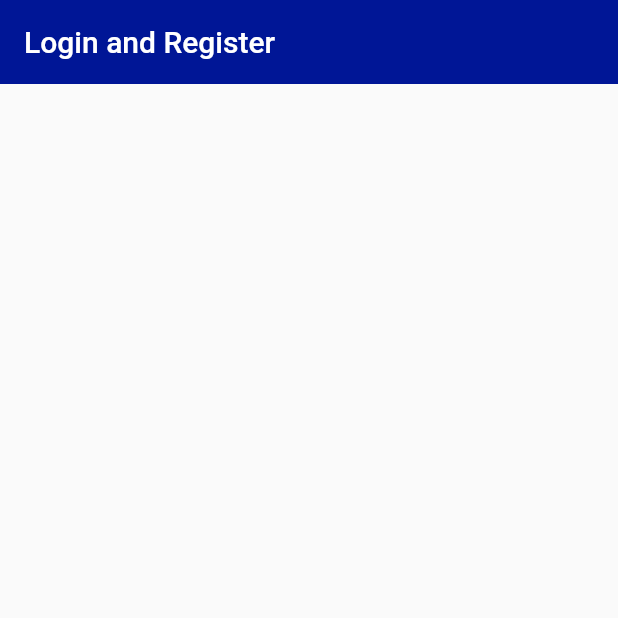
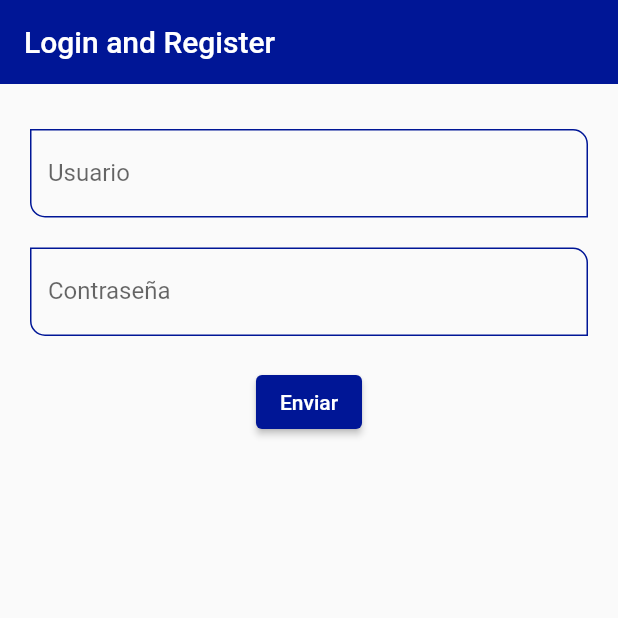
Before and after one commit to Double-V-Partnes-Prueba-Tecnica/my_form_app, a Flutter app: the screen it shows after launch, on a phone screen of 412 x 824 dp, the top half of it. Run offline on Flutter 3.47's test engine with Material 2 defaults, Android fonts, the phone set to English and light mode, and no system bars; our stand-ins replace bloc, flutter_bloc.

Commit message:
Custom Input Fields

```diff
--- a/lib/flutter/screens/home_screen.dart
+++ b/lib/flutter/screens/home_screen.dart
@@ -1,6 +1,7 @@
 import 'package:flutter/material.dart';
 import 'package:flutter_bloc/flutter_bloc.dart';
 import 'package:my_form_app/flutter/bloc/global/global_bloc.dart';
+import 'package:my_form_app/flutter/widgets/custom_input_field.dart';
 
 class HomeScreen extends StatelessWidget {
   const HomeScreen({super.key});
@@ -12,7 +13,6 @@ class HomeScreen extends StatelessWidget {
       'username': '',
       'password': '',
     };
-
     return BlocBuilder<GlobalBloc, GlobalState>(
       builder: (context, state) {
         return Scaffold(
@@ -28,7 +28,34 @@ class HomeScreen extends StatelessWidget {
               child: Form(
                 key: myFormKey,
                 child: Column(
-                  children: <Widget>[],
+                  children: <Widget>[
+                    CustomInputField(
+                      labelText: 'Usuario',
+                      hintText: 'Ingrese su usuario',
+                      formProperty: 'username',
+                      formValues: formValues,
+                      validator: 'username',
+                    ),
+                    const SizedBox(height: 20),
+                    CustomInputField(
+                      labelText: 'Contraseña',
+                      hintText: 'Ingrese su contraseña',
+                      formProperty: 'password',
+                      formValues: formValues,
+                      validator: 'password',
+                      isPassword: true,
+                    ),
+                    const SizedBox(height: 20),
+                    ElevatedButton(
+                      onPressed: () {
+                        if (myFormKey.currentState!.validate()) {
+                          myFormKey.currentState!.save();
+                          debugPrint(formValues.toString());
+                        }
+                      },
+                      child: const Text('Enviar'),
+                    ),
+                  ],
                 ),
               ),
             ),
--- a/lib/flutter/widgets/custom_input_field.dart
+++ b/lib/flutter/widgets/custom_input_field.dart
@@ -50,15 +50,15 @@ class CustomInputField extends StatelessWidget {
             'Contraseña no válida.\nDebe tener al menos 6 caracteres.\nUna mayúscula una minúscula y un número.'
       },
       {
-        'type': 'pin',
-        'regex': RegExp(r'^[0-9]{4}$'),
-        'message': 'PIN no válido, debe tener 4 dígitos',
-      },
-      {
         'type': 'number',
         'regex': RegExp(r'^[0-9]{8,}$'),
         'message': 'Número no válido',
       },
+      {
+        'type': 'username',
+        'regex': RegExp(r'^[a-zA-Z0-9]{6,}$'),
+        'message': 'Usuario no válido, debe tener al menos 6 caracteres',
+      }
     ];
 
     return TextFormField(
@@ -78,7 +78,7 @@ class CustomInputField extends StatelessWidget {
         if (maxCharacters != null && value.length > maxCharacters!) {
           return 'Este campo no puede tener mas de $maxCharacters caracteres';
         }
-        if (validator != null) {
+        if (validador != null) {
           for (var i = 0; i < validador.length; i++) {
             if (validador[i]['type'] == validator) {
               if (!validador[i]['regex'].hasMatch(value)) {
```
